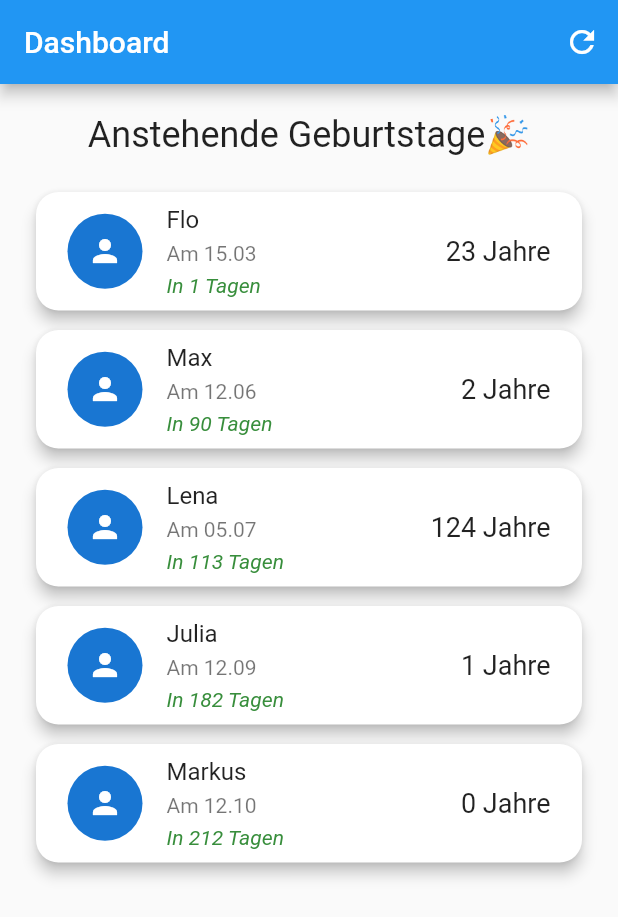
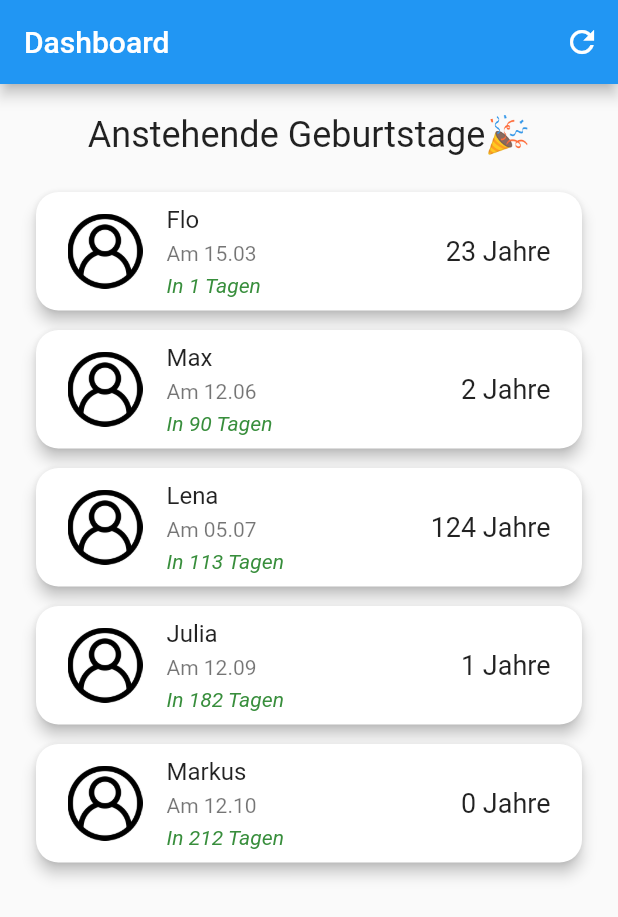
Before and after one commit to coodoo-io/geburtstags-app, a Flutter app: the DashboardScreen screen opened directly, on a phone screen of 412 x 824 dp. Shown: the top 917 px of the screen. Run offline on Flutter 3.47's test engine with Material 2 defaults, Android fonts, the phone set to English and light mode, and no system bars.

Commit message:
08 Heutige Geburtstage

```diff
--- a/lib/screens/dashboard/dashboard.screen.dart
+++ b/lib/screens/dashboard/dashboard.screen.dart
@@ -56,7 +56,11 @@ class _DashboardScreenState extends State<DashboardScreen> {
                             context,
                             MaterialPageRoute(builder: (context) => BirthdayDetailScreen(birthday: birthday)),
                           ).then((value) => setState(() {})),
-                          leading: const CircleAvatar(child: Icon(Icons.person), radius: 25),
+                          leading: CircleAvatar(
+                            child: Image.asset("assets/images/default.png"),
+                            radius: 25,
+                            backgroundColor: Colors.white,
+                          ),
                           title: Text(birthday.name),
                           subtitle: Column(
                             crossAxisAlignment: CrossAxisAlignment.start,
--- a/pubspec.yaml
+++ b/pubspec.yaml
@@ -17,6 +17,8 @@ dev_dependencies:
     sdk: flutter
   flutter_lints: ^1.0.0
 
-
 flutter:
   uses-material-design: true
+
+  assets:
+    - assets/images/
```
Also changed, not shown: assets/images/default.png (added).
